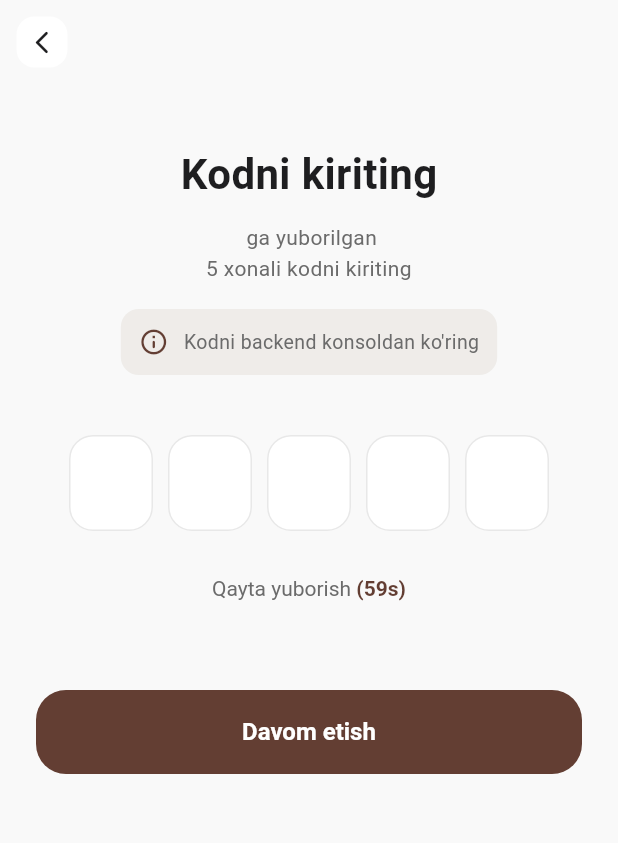
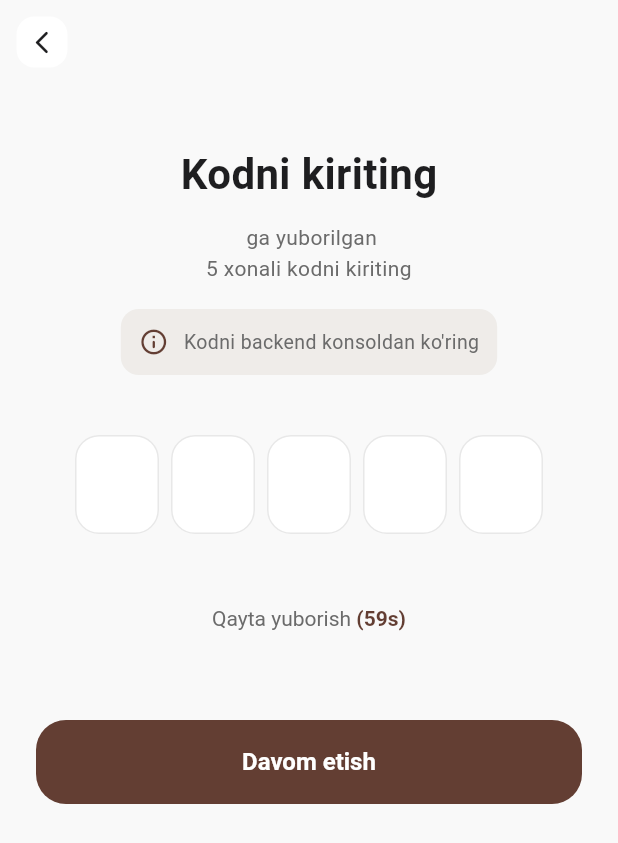
Before and after one commit to Turgunoff/mebellar_olami, a Flutter app: the ResetPasswordScreen screen opened directly with empty values, on a phone screen of 412 x 824 dp. Shown: the top 843 px of the screen. Run offline on Flutter 3.47's test engine with Material 3 defaults, Android fonts, the phone set to English and light mode, and no system bars; drawn by our look-alikes of flutter_animate; our stand-ins replace cached_network_image, google_fonts, shared_preferences; accounts and stored records are empty; network calls fail.

Commit message:
Refactor ResetPasswordScreen and VerifyCodeScreen for improved OTP handling and UI consistency
- Simplified constructor in ResetPasswordScreen.
- Added methods for handling backspace and clearing OTP inputs in both screens.
- Enhanced UI elements for OTP input fields, including keyboard listeners for backspace functionality.
- Updated styles and layout for better visual consistency and user experience.
- Introduced a clear button for OTP inputs in both screens.

```diff
--- a/lib/presentation/screens/auth/reset_password_screen.dart
+++ b/lib/presentation/screens/auth/reset_password_screen.dart
@@ -13,10 +13,7 @@ import 'login_screen.dart';
 class ResetPasswordScreen extends StatefulWidget {
   final String phone;
 
-  const ResetPasswordScreen({
-    super.key,
-    required this.phone,
-  });
+  const ResetPasswordScreen({super.key, required this.phone});
 
   @override
   State<ResetPasswordScreen> createState() => _ResetPasswordScreenState();
@@ -121,6 +118,28 @@ class _ResetPasswordScreenState extends State<ResetPasswordScreen> {
   /// 5 xonali OTP kodi
   String get _otpCode => _otpControllers.map((c) => c.text).join();
 
+  /// Backspace bosilganda
+  void _handleOtpBackspace(int index) {
+    if (_otpControllers[index].text.isEmpty && index > 0) {
+      // Bo'sh bo'lsa, oldingi inputga o'tish
+      _otpFocusNodes[index - 1].requestFocus();
+      _otpControllers[index - 1].clear();
+    } else {
+      // O'zini tozalash
+      _otpControllers[index].clear();
+    }
+    setState(() {});
+  }
+
+  /// Barcha OTP inputlarni tozalash
+  void _clearOtp() {
+    for (var controller in _otpControllers) {
+      controller.clear();
+    }
+    _otpFocusNodes[0].requestFocus();
+    setState(() {});
+  }
+
   /// 1-Bosqich: OTP tekshirish
   void _handleVerifyOtp() {
     if (_otpCode.length != 5) {
@@ -164,9 +183,7 @@ class _ResetPasswordScreenState extends State<ResetPasswordScreen> {
       // Muvaffaqiyat ekraniga o'tish
       Navigator.pushAndRemoveUntil(
         context,
-        MaterialPageRoute(
-          builder: (context) => _PasswordResetSuccessScreen(),
-        ),
+        MaterialPageRoute(builder: (context) => _PasswordResetSuccessScreen()),
         (route) => false,
       );
     } else if (mounted && authProvider.errorMessage != null) {
@@ -270,10 +287,7 @@ class _ResetPasswordScreenState extends State<ResetPasswordScreen> {
               const SizedBox(width: 10),
               Text(
                 'Kodni backend konsoldan ko\'ring',
-                style: TextStyle(
-                  color: AppColors.textSecondary,
-                  fontSize: 13,
-                ),
+                style: TextStyle(color: AppColors.textSecondary, fontSize: 13),
               ),
             ],
           ),
@@ -286,8 +300,16 @@ class _ResetPasswordScreenState extends State<ResetPasswordScreen> {
             5,
             (index) => Container(
               width: 56,
-              height: 64,
-              margin: EdgeInsets.only(left: index == 0 ? 0 : 10),
+              height: 68,
+              margin: EdgeInsets.only(left: index == 0 ? 0 : 8),
+              child: KeyboardListener(
+                focusNode: FocusNode(),
+                onKeyEvent: (event) {
+                  if (event is KeyDownEvent &&
+                      event.logicalKey == LogicalKeyboardKey.backspace) {
+                    _handleOtpBackspace(index);
+                  }
+                },
                 child: TextFormField(
                   controller: _otpControllers[index],
                   focusNode: _otpFocusNodes[index],
@@ -296,16 +318,18 @@ class _ResetPasswordScreenState extends State<ResetPasswordScreen> {
                   maxLength: 1,
                   style: const TextStyle(
                     color: AppColors.textPrimary,
-                  fontSize: 24,
-                  fontWeight: FontWeight.bold,
+                    fontSize: 28,
+                    fontWeight: FontWeight.w700,
+                    fontFamily: 'SF Pro Display',
+                    letterSpacing: 0,
+                    height: 1.2,
                   ),
-                inputFormatters: [
-                  FilteringTextInputFormatter.digitsOnly,
-                ],
+                  inputFormatters: [FilteringTextInputFormatter.digitsOnly],
                   decoration: InputDecoration(
                     counterText: '',
                     filled: true,
                     fillColor: AppColors.surface,
+                    contentPadding: const EdgeInsets.symmetric(vertical: 16),
                     border: OutlineInputBorder(
                       borderRadius: BorderRadius.circular(16),
                       borderSide: const BorderSide(color: AppColors.lightGrey),
@@ -316,20 +340,33 @@ class _ResetPasswordScreenState extends State<ResetPasswordScreen> {
                     ),
                     focusedBorder: OutlineInputBorder(
                       borderRadius: BorderRadius.circular(16),
-                    borderSide: const BorderSide(color: AppColors.primary, width: 2),
+                      borderSide: const BorderSide(
+                        color: AppColors.primary,
+                        width: 2,
+                      ),
                     ),
                   ),
                   onChanged: (value) {
                     if (value.isNotEmpty && index < 4) {
                       _otpFocusNodes[index + 1].requestFocus();
-                  } else if (value.isEmpty && index > 0) {
-                    _otpFocusNodes[index - 1].requestFocus();
                     }
                   },
+                ),
               ),
             ).animate().fadeIn(delay: (200 + index * 50).ms).scale(),
           ),
         ),
+        const SizedBox(height: 16),
+        // Tozalash tugmasi
+        if (_otpCode.isNotEmpty)
+          TextButton.icon(
+            onPressed: _clearOtp,
+            icon: const Icon(Icons.refresh_rounded, size: 18),
+            label: const Text('Tozalash'),
+            style: TextButton.styleFrom(
+              foregroundColor: AppColors.textSecondary,
+            ),
+          ).animate().fadeIn(),
         const SizedBox(height: 30),
         // Qayta yuborish
         GestureDetector(
@@ -341,8 +378,12 @@ class _ResetPasswordScreenState extends State<ResetPasswordScreen> {
                 TextSpan(
                   text: _canResend ? 'Kodni qayta yuborish' : 'Qayta yuborish ',
                   style: TextStyle(
-                    color: _canResend ? AppColors.primary : AppColors.textSecondary,
-                    fontWeight: _canResend ? FontWeight.w600 : FontWeight.normal,
+                    color: _canResend
+                        ? AppColors.primary
+                        : AppColors.textSecondary,
+                    fontWeight: _canResend
+                        ? FontWeight.w600
+                        : FontWeight.normal,
                   ),
                 ),
                 if (!_canResend)
@@ -432,7 +473,9 @@ class _ResetPasswordScreenState extends State<ResetPasswordScreen> {
           obscureText: _obscureConfirmPassword,
           suffixIcon: IconButton(
             onPressed: () {
-              setState(() => _obscureConfirmPassword = !_obscureConfirmPassword);
+              setState(
+                () => _obscureConfirmPassword = !_obscureConfirmPassword,
+              );
             },
             icon: Icon(
               _obscureConfirmPassword
@@ -460,15 +503,18 @@ class _ResetPasswordScreenState extends State<ResetPasswordScreen> {
           ),
         ).animate().fadeIn(delay: 400.ms),
         const SizedBox(height: 14),
-        _buildRequirement('Kamida 6 ta belgi', _hasMinLength)
-            .animate()
-            .fadeIn(delay: 450.ms),
-        _buildRequirement('Kamida 1 ta katta harf (A-Z)', _hasUppercase)
-            .animate()
-            .fadeIn(delay: 500.ms),
-        _buildRequirement('Kamida 1 ta raqam (0-9)', _hasNumber)
-            .animate()
-            .fadeIn(delay: 550.ms),
+        _buildRequirement(
+          'Kamida 6 ta belgi',
+          _hasMinLength,
+        ).animate().fadeIn(delay: 450.ms),
+        _buildRequirement(
+          'Kamida 1 ta katta harf (A-Z)',
+          _hasUppercase,
+        ).animate().fadeIn(delay: 500.ms),
+        _buildRequirement(
+          'Kamida 1 ta raqam (0-9)',
+          _hasNumber,
+        ).animate().fadeIn(delay: 550.ms),
         const SizedBox(height: 40),
         // Tasdiqlash tugmasi
         CustomButton(
@@ -506,10 +552,7 @@ class _ResetPasswordScreenState extends State<ResetPasswordScreen> {
           controller: controller,
           obscureText: obscureText,
           validator: validator,
-          style: const TextStyle(
-            color: AppColors.textPrimary,
-            fontSize: 15,
-          ),
+          style: const TextStyle(color: AppColors.textPrimary, fontSize: 15),
           decoration: InputDecoration(
             hintText: hint,
             hintStyle: TextStyle(
@@ -519,7 +562,10 @@ class _ResetPasswordScreenState extends State<ResetPasswordScreen> {
             suffixIcon: suffixIcon,
             filled: true,
             fillColor: AppColors.surface,
-            contentPadding: const EdgeInsets.symmetric(horizontal: 20, vertical: 18),
+            contentPadding: const EdgeInsets.symmetric(
+              horizontal: 20,
+              vertical: 18,
+            ),
             border: OutlineInputBorder(
               borderRadius: BorderRadius.circular(AppTheme.borderRadius),
               borderSide: BorderSide.none,
@@ -559,11 +605,7 @@ class _ResetPasswordScreenState extends State<ResetPasswordScreen> {
               ),
             ),
             child: isMet
-                ? const Icon(
-                    Icons.check,
-                    size: 14,
-                    color: AppColors.white,
-                  )
+                ? const Icon(Icons.check, size: 14, color: AppColors.white)
                 : null,
           ),
           const SizedBox(width: 12),
@@ -636,7 +678,8 @@ class _PasswordResetSuccessScreen extends StatelessWidget {
                   Navigator.pushAndRemoveUntil(
                     context,
                     MaterialPageRoute(
-                      builder: (context) => const LoginScreen(isFromOnboarding: true),
+                      builder: (context) =>
+                          const LoginScreen(isFromOnboarding: true),
                     ),
                     (route) => false,
                   );
```
Also changed, not shown: lib/presentation/screens/auth/verify_code_screen.dart (+82 -22 lines). Lines whose indentation alone changed are shown as unchanged.
